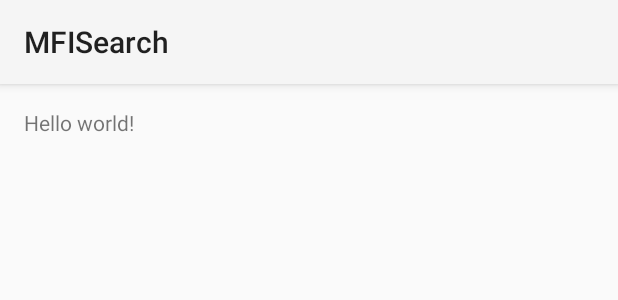
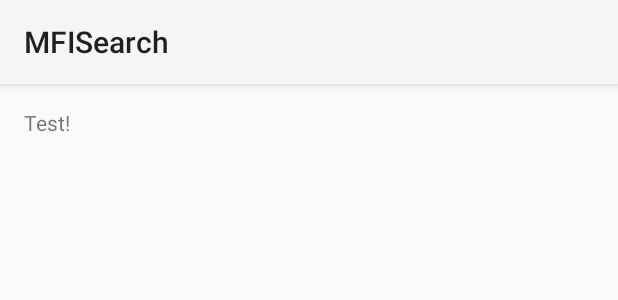
Before and after one commit to PrzyjacielePrzyrody/MFISearch, an Android app: the layout activity_main.xml on its own in the app's theme, with its tools: preview values and no code run, on a phone screen of 412 x 824 dp. Shown: the top 300 px of the screen. Run offline under Robolectric (Android 15) with nearby library versions, the phone set to English and light mode, and no system bars.

Commit message:
First Commit

```diff
--- a/app/src/main/res/values/strings.xml
+++ b/app/src/main/res/values/strings.xml
@@ -2,7 +2,7 @@
 <resources>
 
     <string name="app_name">MFISearch</string>
-    <string name="hello_world">Hello world!</string>
+    <string name="hello_world">Test!</string>
     <string name="action_settings">Settings</string>
 
 </resources>
```
